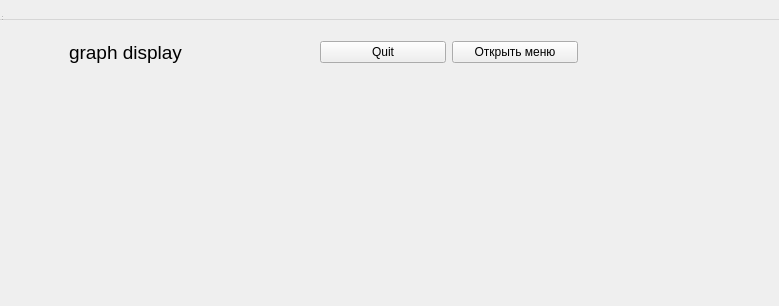
This is src/chartwindow.ui in usoltsev37/candlestick-chart as Qt 5 draws it before an edit. The edited form follows.
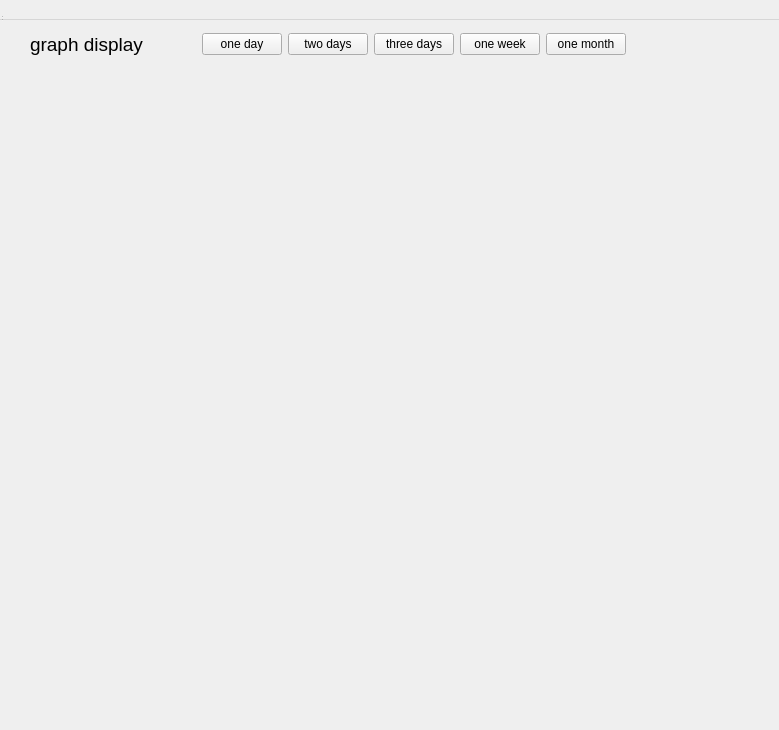
This is the edited form.

Commit message: implement one day, two days, three days, week, mounth displaying

```diff
--- a/src/chartwindow.ui
+++ b/src/chartwindow.ui
@@ -7,7 +7,7 @@
     <x>0</x>
     <y>0</y>
     <width>779</width>
-    <height>306</height>
+    <height>730</height>
    </rect>
   </property>
   <property name="windowTitle">
@@ -45,45 +45,45 @@
     </property>
     <layout class="QHBoxLayout" name="horizontalLayout"/>
    </widget>
-   <widget class="QLabel" name="label">
+   <widget class="QWidget" name="horizontalLayoutWidget">
     <property name="geometry">
      <rect>
-      <x>49</x>
-      <y>21</y>
-      <width>291</width>
-      <height>23</height>
+      <x>10</x>
+      <y>10</y>
+      <width>649</width>
+      <height>29</height>
      </rect>
     </property>
-    <property name="font">
-     <font>
-      <pointsize>14</pointsize>
-     </font>
-    </property>
-    <property name="text">
-     <string>graph display</string>
-    </property>
-   </widget>
-   <widget class="QWidget" name="layoutWidget">
-    <property name="geometry">
-     <rect>
-      <x>300</x>
-      <y>20</y>
-      <width>258</width>
-      <height>25</height>
-     </rect>
-    </property>
-    <layout class="QGridLayout" name="gridLayout">
-     <item row="0" column="1">
-      <widget class="QPushButton" name="pushButton_2">
+    <layout class="QHBoxLayout" name="horizontalLayout_2">
+     <item>
+      <widget class="QLabel" name="label">
+       <property name="font">
+        <font>
+         <pointsize>14</pointsize>
+        </font>
+       </property>
        <property name="text">
-        <string>Открыть меню</string>
+        <string>graph display</string>
        </property>
       </widget>
      </item>
-     <item row="0" column="0">
-      <widget class="QPushButton" name="pushButton_0">
+     <item>
+      <spacer name="horizontalSpacer">
+       <property name="orientation">
+        <enum>Qt::Horizontal</enum>
+       </property>
+       <property name="sizeHint" stdset="0">
+        <size>
+         <width>50</width>
+         <height>20</height>
+        </size>
+       </property>
+      </spacer>
+     </item>
+     <item>
+      <widget class="QPushButton" name="one_day_button">
        <property name="text">
-        <string>Quit</string>
+        <string>one day</string>
        </property>
        <property name="autoDefault">
         <bool>false</bool>
@@ -93,6 +93,47 @@
        </property>
       </widget>
      </item>
+     <item>
+      <widget class="QPushButton" name="two_days_button">
+       <property name="text">
+        <string>two days</string>
+       </property>
+      </widget>
+     </item>
+     <item>
+      <widget class="QPushButton" name="three_days_button">
+       <property name="text">
+        <string>three days</string>
+       </property>
+      </widget>
+     </item>
+     <item>
+      <widget class="QPushButton" name="week_button">
+       <property name="text">
+        <string>one week</string>
+       </property>
+      </widget>
+     </item>
+     <item>
+      <widget class="QPushButton" name="month_button">
+       <property name="text">
+        <string>one month</string>
+       </property>
+      </widget>
+     </item>
+     <item>
+      <spacer name="horizontalSpacer_2">
+       <property name="orientation">
+        <enum>Qt::Horizontal</enum>
+       </property>
+       <property name="sizeHint" stdset="0">
+        <size>
+         <width>20</width>
+         <height>20</height>
+        </size>
+       </property>
+      </spacer>
+     </item>
     </layout>
    </widget>
   </widget>
```
The commit also changes 11 other files.
